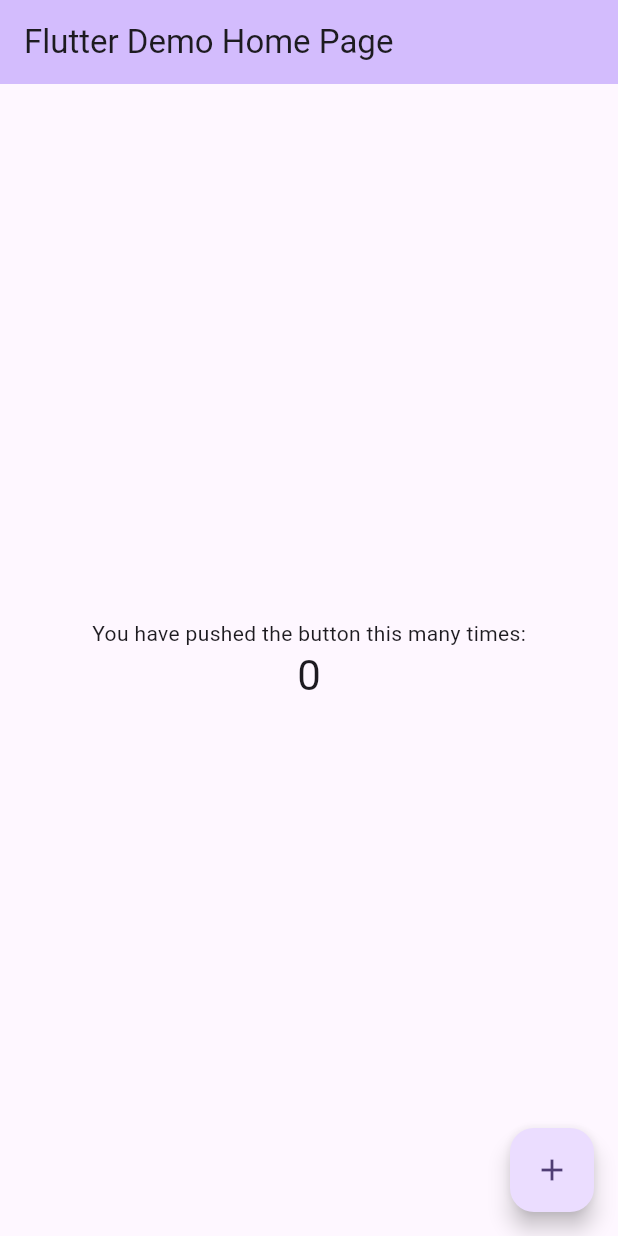
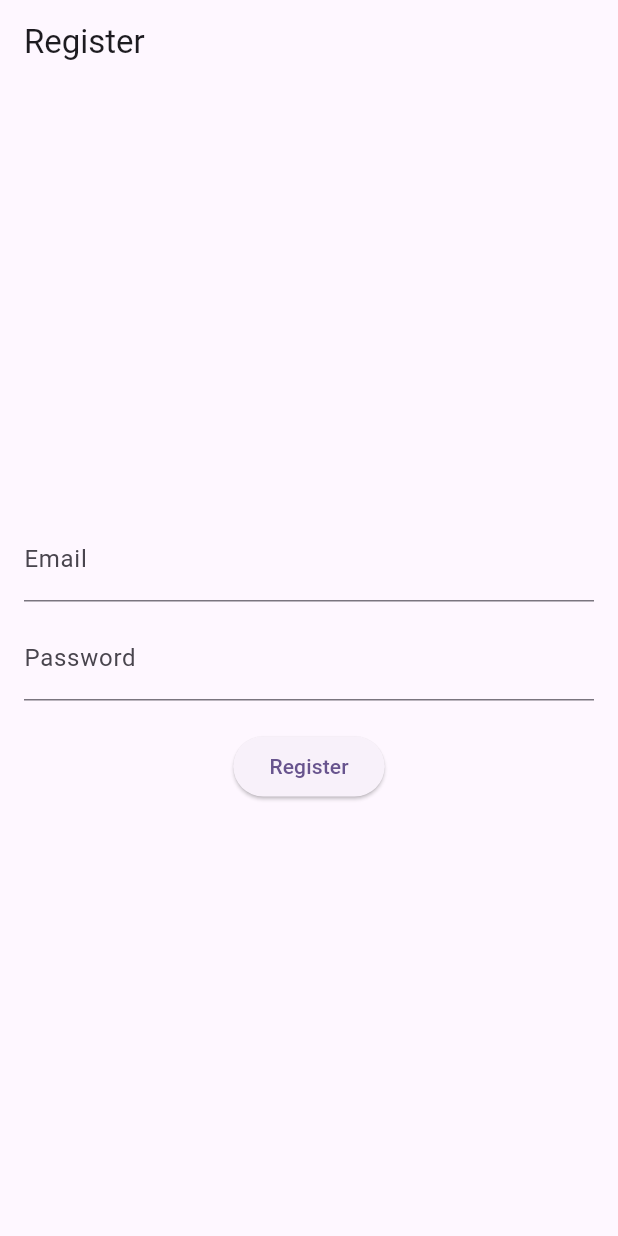
Before and after one commit to yousefemadkhazbak183/supabase_flutter, a Flutter app: the screen it shows after launch, on a phone screen of 412 x 824 dp. Run offline on Flutter 3.47's test engine with Material 3 defaults, Android fonts, the phone set to English and light mode, and no system bars; our stand-ins replace supabase_flutter; accounts and stored records are empty.

Commit message:
- Added register & login screens.

```diff
--- /dev/null
+++ b/lib/features/auth/register_screen.dart
@@ -0,0 +1,44 @@
+import 'package:flutter/material.dart';
+import 'package:subabase_flutter/features/auth/login_screen.dart';
+
+class RegisterScreen extends StatelessWidget {
+  const RegisterScreen({super.key});
+
+  @override
+  Widget build(BuildContext context) {
+    return Scaffold(
+      appBar: AppBar(title: Text("Register")),
+      body: Center(
+        child: Padding(
+          padding: const EdgeInsets.all(16),
+          child: Column(
+            mainAxisAlignment: MainAxisAlignment.center,
+            children: [
+              TextFormField(
+                controller: TextEditingController(),
+                decoration: InputDecoration(label: Text('Email')),
+              ),
+              SizedBox(height: 10),
+              TextFormField(
+                controller: TextEditingController(),
+                decoration: InputDecoration(label: Text('Password')),
+              ),
+              SizedBox(height: 20),
+              ElevatedButton(
+                onPressed: () {
+                  Navigator.push(
+                    context,
+                    MaterialPageRoute(
+                      builder: (context) => const LoginScreen(),
+                    ),
+                  );
+                },
+                child: Text("Register"),
+              ),
+            ],
+          ),
+        ),
+      ),
+    );
+  }
+}
--- a/lib/main.dart
+++ b/lib/main.dart
@@ -1,6 +1,10 @@
 import 'package:flutter/material.dart';
+import 'package:subabase_flutter/core/constants/supabase_constans.dart';
+import 'package:subabase_flutter/features/auth/register_screen.dart';
 
-void main() {
+void main() async {
+  WidgetsFlutterBinding.ensureInitialized();
+  SupabaseConstans.init();
   runApp(const MyApp());
 }
 
@@ -14,54 +18,7 @@ class MyApp extends StatelessWidget {
       theme: ThemeData(
         colorScheme: ColorScheme.fromSeed(seedColor: Colors.deepPurple),
       ),
-      home: const MyHomePage(title: 'Flutter Demo Home Page'),
+      home: RegisterScreen(),
     );
   }
 }
-
-class MyHomePage extends StatefulWidget {
-  const MyHomePage({super.key, required this.title});
-
-  final String title;
-
-  @override
-  State<MyHomePage> createState() => _MyHomePageState();
-}
-
-class _MyHomePageState extends State<MyHomePage> {
-  int _counter = 0;
-
-  void _incrementCounter() {
-    setState(() {
-      _counter++;
-    });
-  }
-
-  @override
-  Widget build(BuildContext context) {
-    return Scaffold(
-      appBar: AppBar(
-        backgroundColor: Theme.of(context).colorScheme.inversePrimary,
-
-        title: Text(widget.title),
-      ),
-      body: Center(
-        child: Column(
-          mainAxisAlignment: MainAxisAlignment.center,
-          children: <Widget>[
-            const Text('You have pushed the button this many times:'),
-            Text(
-              '$_counter',
-              style: Theme.of(context).textTheme.headlineMedium,
-            ),
-          ],
-        ),
-      ),
-      floatingActionButton: FloatingActionButton(
-        onPressed: _incrementCounter,
-        tooltip: 'Increment',
-        child: const Icon(Icons.add),
-      ),
-    );
-  }
-}
```
Also changed, not shown: lib/core/constants/supabase_constans.dart (added, +11 -0 lines), lib/features/auth/login_screen.dart (added, +43 -0 lines), 3 other files.
